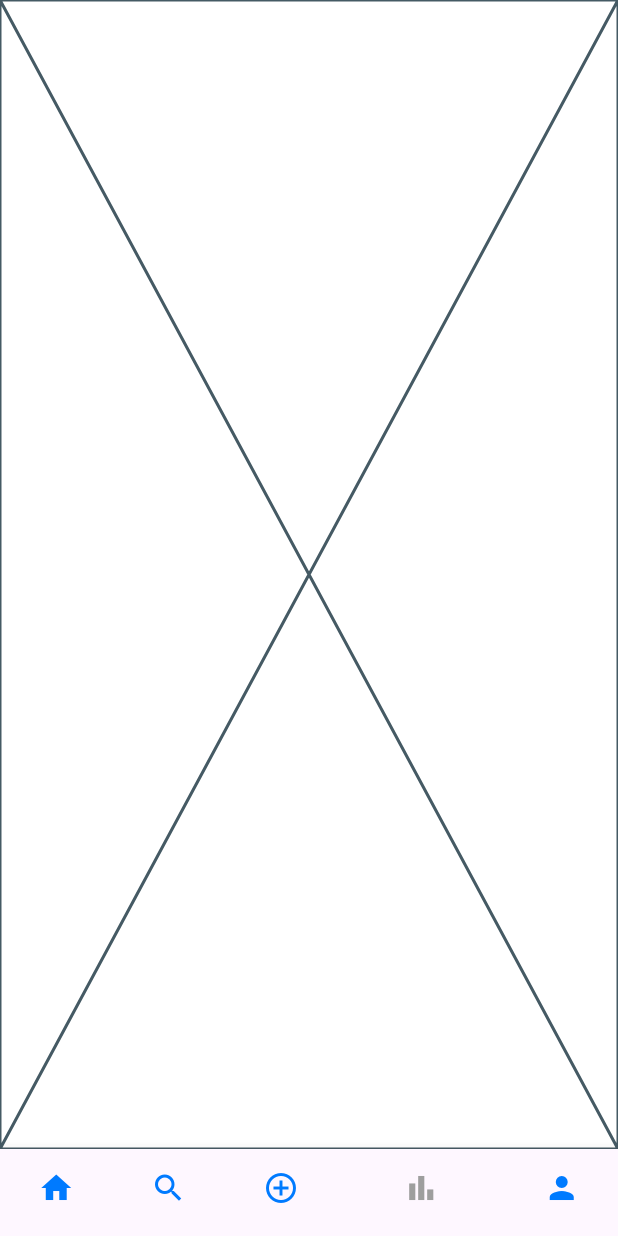
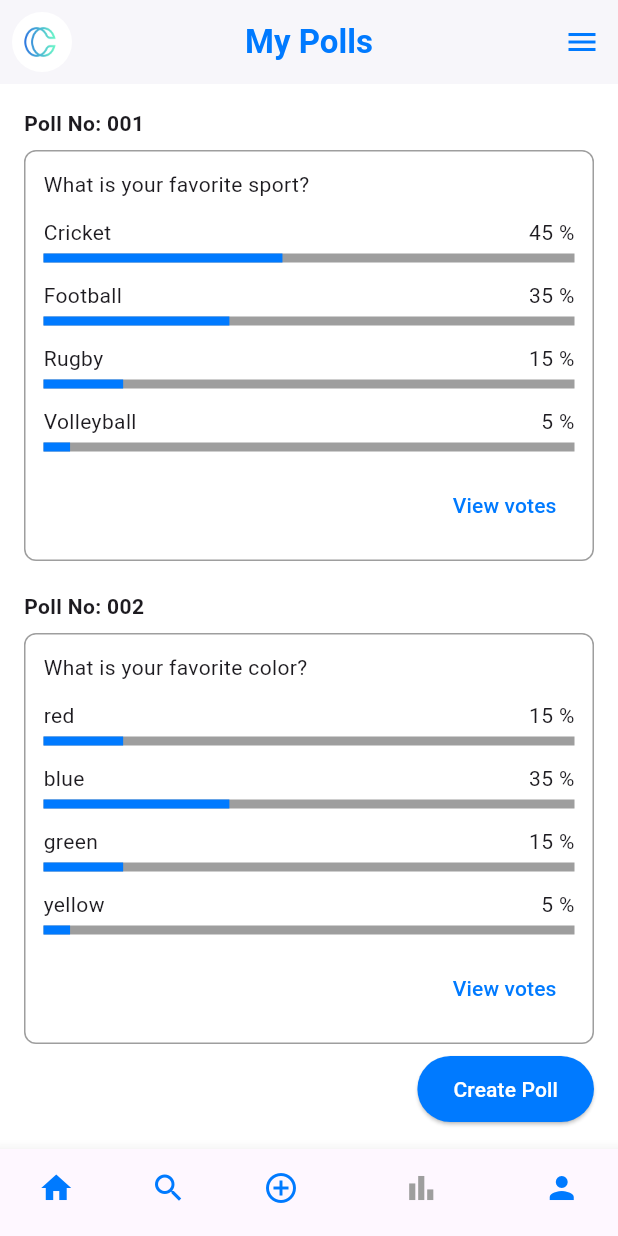
Before and after one commit to milinda-1892/Connect_With_People_App, a Flutter app: the screen it shows after launch, item 4 of the bottom bar chosen, on a phone screen of 412 x 824 dp. Run offline on Flutter 3.47's test engine with Material 3 defaults, Android fonts, the phone set to English and light mode, and no system bars; our stand-ins replace firebase_core, get, image_picker; accounts and stored records are empty.

Commit message:
Updated Poll Screen

```diff
--- a/lib/main.dart
+++ b/lib/main.dart
@@ -9,6 +9,7 @@ import 'package:app/utils/colors.dart';
 import 'package:flutter/material.dart';
 import 'package:firebase_core/firebase_core.dart';
 import 'package:get/get.dart';
+import 'package:app/screens/myPolls.dart';
 
 void main() {
   runApp(MyApp());
@@ -40,9 +41,9 @@ class _HomePageState extends State<HomePage> {
 
   final List<Widget> _screens = [
     HomeScreen(),
-    Placeholder(), // Replace with SearchScreen()
+    Placeholder(), // Search screen
     CreateScreen(),
-    Placeholder(), // Replace with NotificationScreen()
+    PollApp(),
     ProfileScreen(),
   ];
 
@@ -73,7 +74,7 @@ class _HomePageState extends State<HomePage> {
           ),
           BottomNavigationBarItem(
             icon: Icon(Icons.bar_chart),
-            label: 'Notifications',
+            label: 'My Polls',
           ),
           BottomNavigationBarItem(icon: Icon(Icons.person), label: 'Profile'),
         ],
--- a/lib/screens/editProfile_screen.dart
+++ b/lib/screens/editProfile_screen.dart
@@ -1,3 +1,4 @@
+import 'package:app/utils/colors.dart';
 import 'package:flutter/material.dart';
 import 'package:app/screens/profile_screen.dart';
 import 'package:app/screens/home_screen.dart';
@@ -29,25 +30,22 @@ class EditProfileScreen extends StatelessWidget {
   Widget build(BuildContext context) {
     return Scaffold(
       appBar: AppBar(
-        backgroundColor: Colors.white,
+        backgroundColor: mobileBackgroundColor,
         elevation: 1,
         centerTitle: true,
         title: Text(
           'Edit Profile',
-          style: TextStyle(
-            color: Colors.blue,
-            fontWeight: FontWeight.bold,
-          ),
+          style: TextStyle(color: mobileBlueColor, fontWeight: FontWeight.bold),
         ),
-        iconTheme: IconThemeData(color: Colors.black), // Back icon color
+        iconTheme: IconThemeData(color: mobileBlueColor), // Back icon color
         actions: [
           IconButton(
-            icon: Icon(Icons.check, color: Colors.blue),
+            icon: Icon(Icons.check, color: mobileBlueColor),
             onPressed: () {
-              // Add your save logic here
+              // Save function
               Navigator.pop(context); // Close EditProfileScreen
             },
-          )
+          ),
         ],
       ),
       body: SingleChildScrollView(
@@ -59,8 +57,8 @@ class EditProfileScreen extends StatelessWidget {
                 alignment: Alignment.bottomRight,
                 children: [
                   CircleAvatar(
-                    radius: 55,
-                    backgroundColor: Colors.blue.shade100,
+                    radius: 53,
+                    backgroundColor: mobileBlueColor,
                     child: CircleAvatar(
                       radius: 50,
                       backgroundImage: AssetImage('assets/avatar1.jpg'),
@@ -71,14 +69,10 @@ class EditProfileScreen extends StatelessWidget {
                     right: 4,
                     child: CircleAvatar(
                       radius: 14,
-                      backgroundColor: Colors.white,
-                      child: Icon(
-                        Icons.add,
-                        color: Colors.blue,
-                        size: 18,
-                      ),
+                      backgroundColor: mobileBackgroundColor,
+                      child: Icon(Icons.add, color: mobileBlueColor, size: 18),
                     ),
-                  )
+                  ),
                 ],
               ),
               SizedBox(height: 24),
@@ -88,11 +82,17 @@ class EditProfileScreen extends StatelessWidget {
               ),
               SizedBox(height: 12),
               TextField(
-                decoration: inputDecoration('Email', hintText: 'example@gmail.com'),
+                decoration: inputDecoration(
+                  'Email',
+                  hintText: 'example@gmail.com',
+                ),
               ),
               SizedBox(height: 12),
               TextField(
-                decoration: inputDecoration('Phone No', hintText: '+94********'),
+                decoration: inputDecoration(
+                  'Phone No',
+                  hintText: '+94********',
+                ),
               ),
               SizedBox(height: 12),
               TextField(
@@ -100,7 +100,10 @@ class EditProfileScreen extends StatelessWidget {
               ),
               SizedBox(height: 12),
               TextField(
-                decoration: inputDecoration('Birthday', hintText: '__ / __ / ____'),
+                decoration: inputDecoration(
+                  'Birthday',
+                  hintText: '__ / __ / ____',
+                ),
               ),
             ],
           ),
--- /dev/null
+++ b/lib/screens/myPolls.dart
@@ -0,0 +1,157 @@
+import 'package:flutter/material.dart';
+import 'package:app/utils/colors.dart';
+
+void main() {
+  runApp(PollApp());
+}
+
+class PollApp extends StatelessWidget {
+  @override
+  Widget build(BuildContext context) {
+    return MaterialApp(
+      title: 'Poll App',
+      debugShowCheckedModeBanner: false,
+      home: MyPollsScreen(),
+    );
+  }
+}
+
+class MyPollsScreen extends StatelessWidget {
+  final List<Map<String, dynamic>> polls = [
+    {
+      'question': 'What is your favorite sport?',
+      'options': {'Cricket': 45, 'Football': 35, 'Rugby': 15, 'Volleyball': 5},
+    },
+    {
+      'question': 'What is your favorite color?',
+      'options': {'red': 15, 'blue': 35, 'green': 15, 'yellow': 5},
+    },
+  ];
+
+  @override
+  Widget build(BuildContext context) {
+    return Scaffold(
+      backgroundColor: mobileBackgroundColor,
+      appBar: AppBar(
+        backgroundColor: mobileBackgroundColor,
+        elevation: 1,
+        centerTitle: true,
+        leading: Padding(
+          padding: const EdgeInsets.all(8.0),
+          child: CircleAvatar(
+            backgroundImage: AssetImage('assets/logo.png'),
+            backgroundColor: mobileBackgroundColor,
+          ),
+        ),
+        title: Text(
+          'My Polls',
+          style: TextStyle(color: mobileBlueColor, fontWeight: FontWeight.bold),
+        ),
+        actions: [
+          IconButton(
+            icon: Icon(Icons.menu, color: mobileBlueColor),
+            onPressed: () {},
+          ),
+        ],
+      ),
+      body: ListView.builder(
+        padding: EdgeInsets.all(16),
+        itemCount: polls.length,
+        itemBuilder: (context, index) {
+          final poll = polls[index];
+          return Column(
+            crossAxisAlignment: CrossAxisAlignment.start,
+            children: [
+              Text(
+                'Poll No: 00${index + 1}',
+                style: TextStyle(fontWeight: FontWeight.bold),
+              ),
+              SizedBox(height: 8),
+              Container(
+                padding: EdgeInsets.all(12),
+                margin: EdgeInsets.only(bottom: 20),
+                decoration: BoxDecoration(
+                  border: Border.all(color: secondaryColor),
+                  borderRadius: BorderRadius.circular(8),
+                ),
+                child: Column(
+                  crossAxisAlignment: CrossAxisAlignment.start,
+                  children: [
+                    Text(poll['question']),
+                    SizedBox(height: 12),
+                    ...poll['options'].entries.map((entry) {
+                      return Column(
+                        children: [
+                          Row(
+                            mainAxisAlignment: MainAxisAlignment.spaceBetween,
+                            children: [
+                              Text(entry.key),
+                              Text('${entry.value} %'),
+                            ],
+                          ),
+                          SizedBox(height: 4),
+                          LinearProgressIndicator(
+                            value: entry.value / 100,
+                            minHeight: 6,
+                            backgroundColor: secondaryColor,
+                            valueColor: AlwaysStoppedAnimation<Color>(
+                              mobileBlueColor,
+                            ),
+                          ),
+                          SizedBox(height: 12),
+                        ],
+                      );
+                    }).toList(),
+                    Align(
+                      alignment: Alignment.centerRight,
+                      child: TextButton(
+                        onPressed: () {},
+                        child: Text(
+                          'View votes',
+                          style: TextStyle(color: mobileBlueColor),
+                        ),
+                      ),
+                    ),
+                  ],
+                ),
+              ),
+            ],
+          );
+        },
+      ),
+      floatingActionButton: ElevatedButton(
+        onPressed: () {
+          // create poll function
+        },
+        child: Text(
+          'Create Poll',
+          style: TextStyle(color: mobileBackgroundColor),
+        ),
+        style: ElevatedButton.styleFrom(
+          backgroundColor: mobileBlueColor,
+          shape: RoundedRectangleBorder(
+            borderRadius: BorderRadius.circular(24),
+          ),
+          padding: EdgeInsets.symmetric(horizontal: 24, vertical: 12),
+        ),
+      ),
+      /*bottomNavigationBar: BottomNavigationBar(
+        currentIndex: 3,
+        showSelectedLabels: false,
+        showUnselectedLabels: false,
+        selectedItemColor: secondaryColor,
+        unselectedItemColor: mobileBlueColor,
+        items: const [
+          BottomNavigationBarItem(icon: Icon(Icons.home), label: 'Home'),
+          BottomNavigationBarItem(icon: Icon(Icons.search), label: 'Search'),
+          BottomNavigationBarItem(
+            icon: Icon(Icons.add_circle_outline),
+            label: 'Create',
+          ),
+          BottomNavigationBarItem(icon: Icon(Icons.bar_chart), label: 'Stats'),
+          BottomNavigationBarItem(icon: Icon(Icons.person), label: 'Profile'),
+        ],
+      ),*/
+    );
+  }
+}
```
